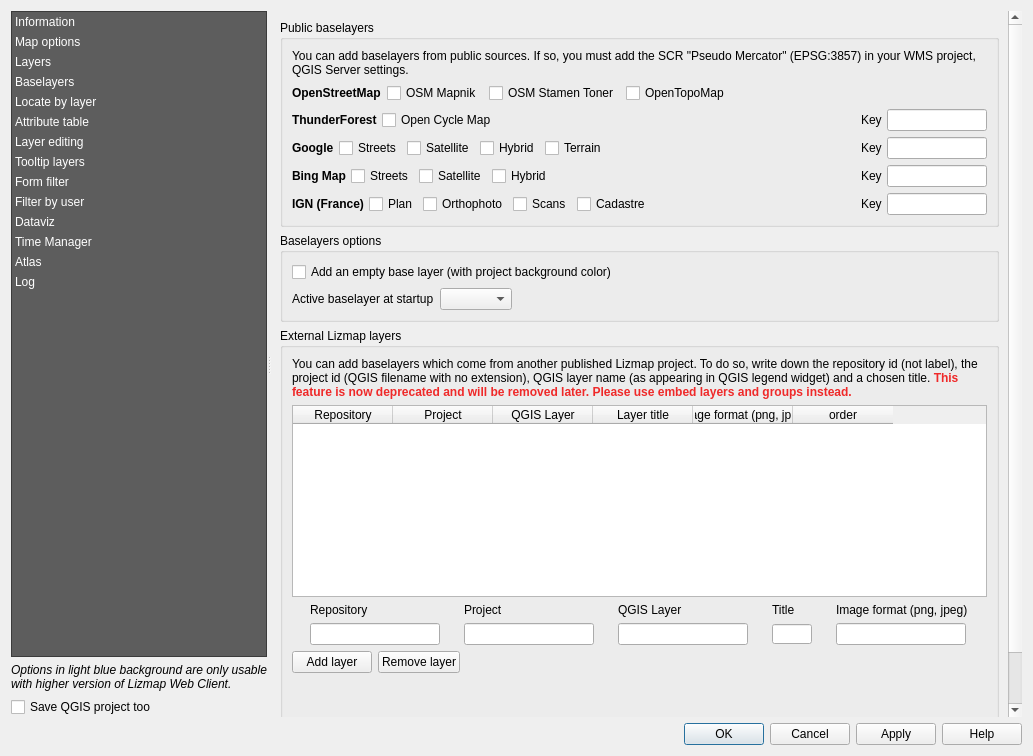
First picture: the form in lizmap/resources/ui/ui_lizmap.ui, repository 3liz/lizmap-plugin, before the edit.
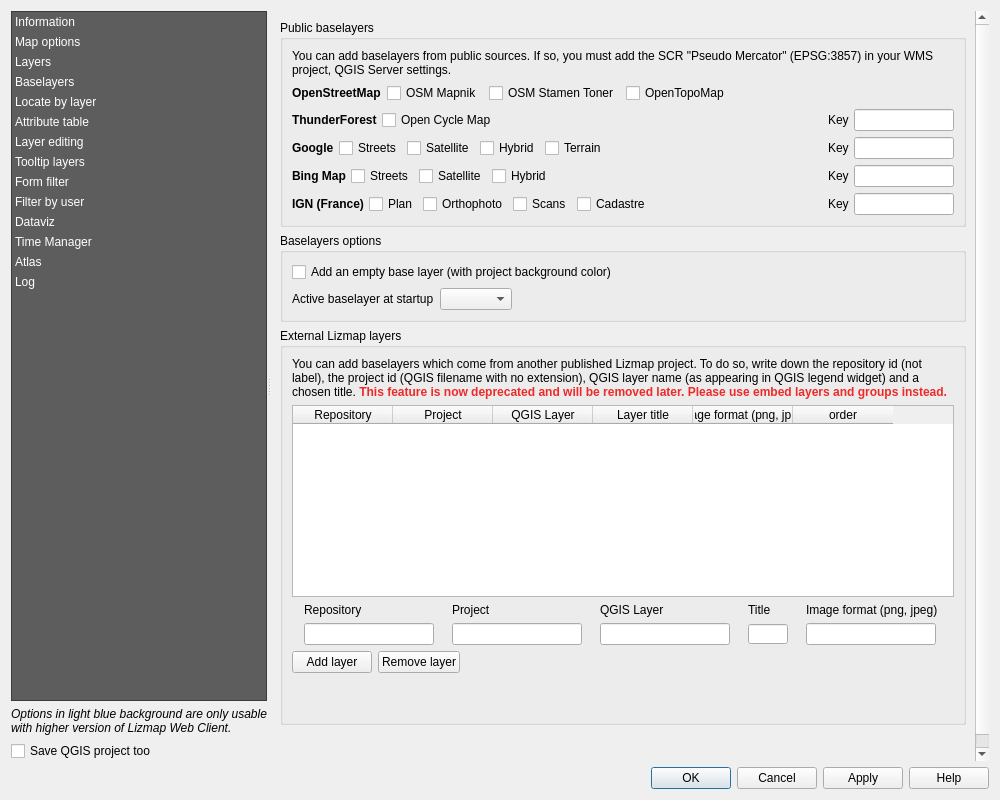
Second picture: the form after the edit. The open tabs and pages were chosen to show the change. Custom widgets are drawn as their Qt base class.

Commit message: QtDesigner - Save the file with default values

What changed in the file:
```diff
--- a/lizmap/resources/ui/ui_lizmap.ui
+++ b/lizmap/resources/ui/ui_lizmap.ui
@@ -6,8 +6,8 @@
    <rect>
     <x>0</x>
     <y>0</y>
-    <width>1033</width>
-    <height>756</height>
+    <width>1000</width>
+    <height>800</height>
    </rect>
   </property>
   <property name="windowTitle">
@@ -2081,8 +2081,8 @@
                <rect>
                 <x>0</x>
                 <y>0</y>
-                <width>648</width>
-                <height>879</height>
+                <width>577</width>
+                <height>885</height>
                </rect>
               </property>
               <layout class="QVBoxLayout" name="verticalLayout_28">
@@ -2240,7 +2240,6 @@
                      <widget class="QLabel" name="label_33">
                       <property name="font">
                        <font>
-                        <weight>75</weight>
                         <bold>true</bold>
                        </font>
                       </property>
```
Left out of the diff: 51 changed lines with no effect on the pictures.
